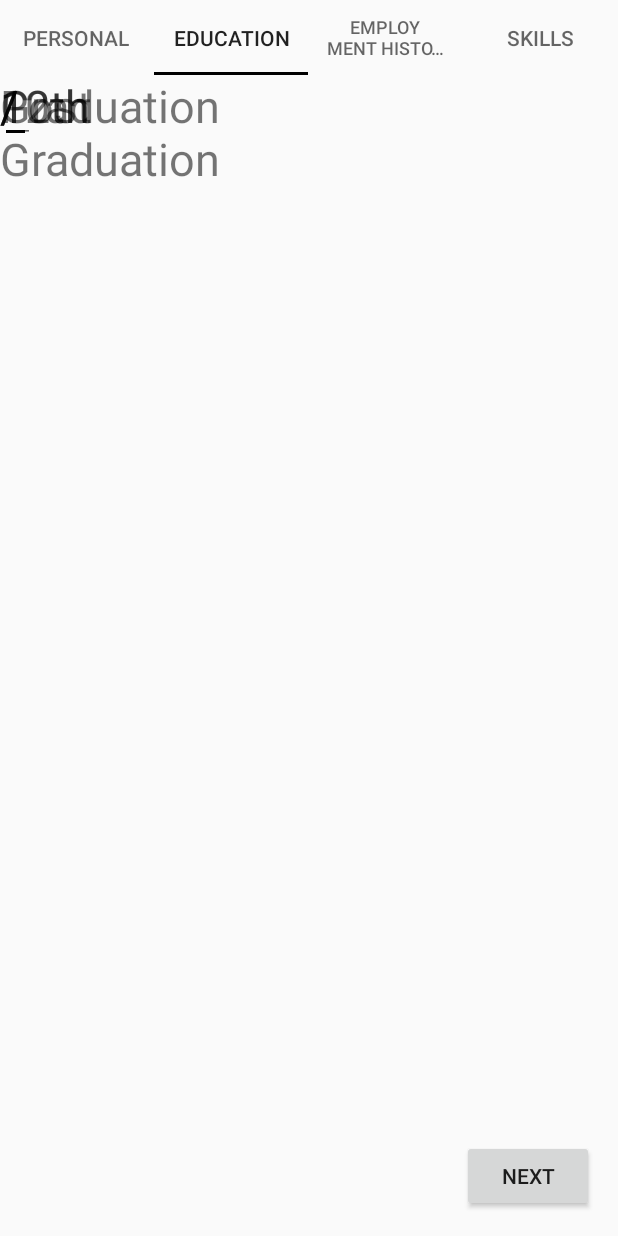
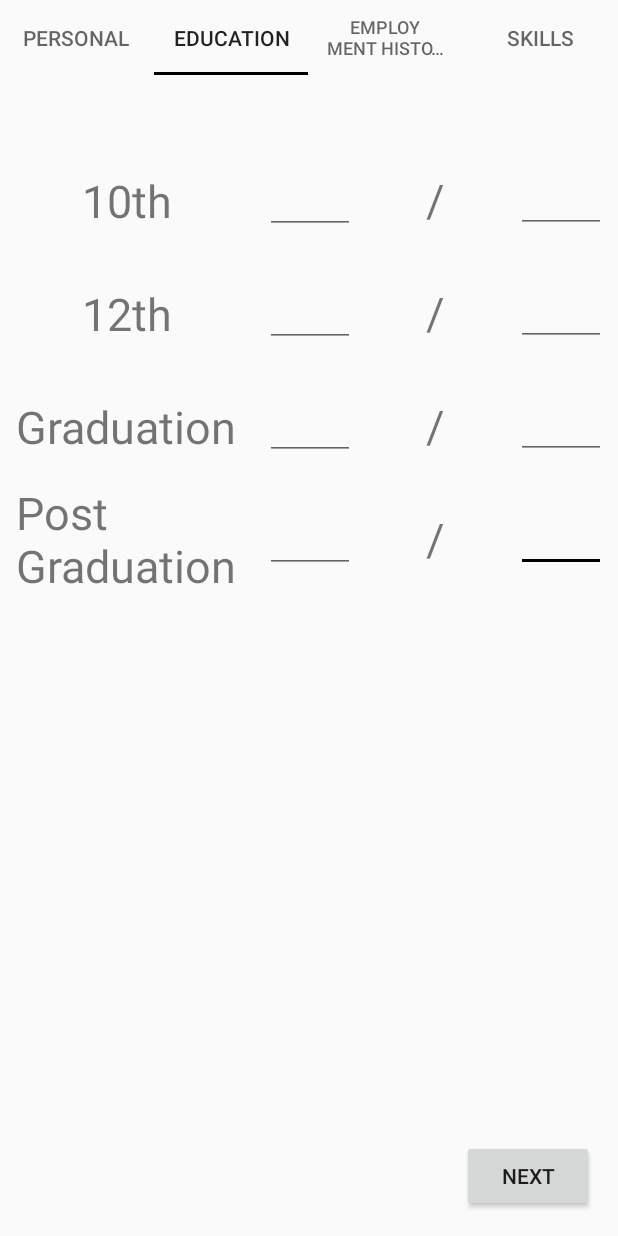
Before and after one commit to junaid-malim/resume_maker_app, an Android app: the screen it shows after launch (Adds_details), tab 2 chosen, on a phone screen of 412 x 824 dp. Run offline under Robolectric (Android 15) with nearby library versions, the phone set to English and light mode, and no system bars; 8 statements that could not run were skipped.

Commit message:
tab1 I/O- Done tab2 I/O- Done tab3 I/O- Pending tab4 I/O- Pending
to PDF - Pending

```diff
--- a/app/build.gradle
+++ b/app/build.gradle
@@ -24,6 +24,7 @@ dependencies {
     implementation 'com.android.support:support-v4:28.0.0'
     implementation 'com.android.support:design:28.0.0'
     implementation 'com.android.support.constraint:constraint-layout:1.1.3'
+    implementation 'com.google.code.gson:gson:2.8.5'
     testImplementation 'junit:junit:4.12'
     androidTestImplementation 'com.android.support.test:runner:1.0.2'
     androidTestImplementation 'com.android.support.test.espresso:espresso-core:3.0.2'
--- a/app/src/main/java/com/collegeutilapp/junaid/resume_maker/Tab1.java
+++ b/app/src/main/java/com/collegeutilapp/junaid/resume_maker/Tab1.java
@@ -1,5 +1,7 @@
 package com.collegeutilapp.junaid.resume_maker;
 
+import android.content.Context;
+import android.content.SharedPreferences;
 import android.os.Bundle;
 import android.support.annotation.NonNull;
 import android.support.v4.app.Fragment;
@@ -7,18 +9,26 @@ import android.view.LayoutInflater;
 import android.view.View;
 import android.view.ViewGroup;
 import android.widget.EditText;
+import android.widget.Toast;
+
+import java.util.Objects;
 
 public class Tab1 extends Fragment {
 
     EditText nameet,phet,addresset,mailet;
     String name,phoneno,address,mail;
     View v;
+    SharedPreferences sp;
 
     public View onCreateView(@NonNull LayoutInflater inflater, ViewGroup container, Bundle savedInstanceState) {
 
         v=inflater.inflate(R.layout.tab1, container, false);
         //Returning the layout file after inflating
         //Change R.layout.tab1 in you classes
+
+        sp= (getContext().getSharedPreferences("infosavepref", Context.MODE_PRIVATE));
+
+        final SharedPreferences.Editor editor=sp.edit();
 
         nameet=v.findViewById(R.id.nameet);
         phet=v.findViewById(R.id.phet);
@@ -32,6 +42,17 @@ public class Tab1 extends Fragment {
                 phoneno="+91"+phet.getText().toString();
                 mail=mailet.getText().toString();
                 address=addresset.getText().toString();
+
+                if(name.equals("") || phoneno.equals("") || mail.equals("+91") || address.equals("")){
+                    Toast.makeText(getContext(),"Please Enter All Details",Toast.LENGTH_LONG).show();
+                }
+
+                editor.putString("name",name);
+                editor.putString("phoneno",phoneno);
+                editor.putString("mail",mail);
+                editor.putString("address",address);
+                editor.apply();
+
             }
         });
         //TODO store in shared prefs
--- a/app/src/main/java/com/collegeutilapp/junaid/resume_maker/Tab2.java
+++ b/app/src/main/java/com/collegeutilapp/junaid/resume_maker/Tab2.java
@@ -1,19 +1,77 @@
 package com.collegeutilapp.junaid.resume_maker;
 
+import android.content.Context;
+import android.content.SharedPreferences;
 import android.os.Bundle;
 import android.support.annotation.NonNull;
 import android.support.v4.app.Fragment;
 import android.view.LayoutInflater;
 import android.view.View;
 import android.view.ViewGroup;
+import android.widget.EditText;
 
 public class Tab2 extends Fragment {
 
+    EditText grade10total,grade10scored,grade12total,grade12scored,gradtotal,gradscored,postgradtotal,postgradscored;
+    View v;
+    SharedPreferences sp;
+    float score10,total10,score12,total12,scoregrad,totalgrad,scorepost,totalpost;
+    String percent10,percent12,percentgrad,percentpostgrad;
+
     public View onCreateView(@NonNull LayoutInflater inflater, ViewGroup container, Bundle savedInstanceState) {
 
+        v=inflater.inflate(R.layout.tab2, container, false);
         //Returning the layout file after inflating
         //Change R.layout.tab1 in you classes
-        return inflater.inflate(R.layout.tab2, container, false);
+
+        sp= this.getActivity().getSharedPreferences("infosavepref", Context.MODE_PRIVATE);
+
+        final SharedPreferences.Editor editor=sp.edit();
+
+        grade10scored=v.findViewById(R.id.grade10scored);
+        grade12scored=v.findViewById(R.id.grade12scored);
+        grade10total=v.findViewById(R.id.grade10total);
+        grade12total=v.findViewById(R.id.grade12total);
+        gradscored=v.findViewById(R.id.gradscored);
+        gradtotal=v.findViewById(R.id.gradtotal);
+        postgradscored=v.findViewById(R.id.postgradscored);
+        postgradtotal=v.findViewById(R.id.postgradtotal);
+
+        editor.putString("grade10scored",grade10scored.getText().toString());
+        editor.putString("grade10total",grade10total.getText().toString());
+        editor.putString("grade12scored",grade12scored.getText().toString());
+        editor.putString("grade12total",grade12total.getText().toString());
+        editor.putString("gradscored",gradscored.getText().toString());
+        editor.putString("gradtotal",gradtotal.getText().toString());
+        editor.putString("postgradscored",postgradscored.getText().toString());
+        editor.putString("postgradtotal",postgradtotal.getText().toString());
+
+        score10=Float.parseFloat(grade10scored.getText().toString());
+        score12=Float.parseFloat(grade12scored.getText().toString());
+        total10=Float.parseFloat(grade10total.getText().toString());
+        total12=Float.parseFloat(grade12total.getText().toString());
+        scoregrad=Float.parseFloat(gradscored.getText().toString());
+        totalgrad=Float.parseFloat(gradtotal.getText().toString());
+        scorepost=Float.parseFloat(postgradscored.getText().toString());
+        totalpost=Float.parseFloat(postgradtotal.getText().toString());
+
+        percent10=String.valueOf(getpercent(score10,total10));
+        percent12=String.valueOf(getpercent(score12,total12));
+        percentgrad=String.valueOf(getpercent(scoregrad,totalgrad));
+        percentpostgrad=String.valueOf(getpercent(scorepost,totalpost));
+
+        editor.putString("percent10",percent10);
+        editor.putString("percent12",percent12);
+        editor.putString("percentgrad",percentgrad);
+        editor.putString("percentpostgrad",percentgrad);
+
+        return v;
+    }
+
+    public float getpercent(float scored,float total){
+
+        return ( scored * 100f )/ total;
+
     }
 
 }
--- a/app/src/main/java/com/collegeutilapp/junaid/resume_maker/Tab3.java
+++ b/app/src/main/java/com/collegeutilapp/junaid/resume_maker/Tab3.java
@@ -6,14 +6,48 @@ import android.support.v4.app.Fragment;
 import android.view.LayoutInflater;
 import android.view.View;
 import android.view.ViewGroup;
+import android.widget.Button;
+import android.widget.ListView;
 
-public class Tab3 extends Fragment {
+import java.util.ArrayList;
+
+public class Tab3 extends Fragment implements emphistory_dialog.DialogListener {
+
+    View v;
+    Button add_emp;
+    ListView emphistory;
+    ArrayList<ArrayList<String>> emphistory_list=new ArrayList<>(3);
+
 
     public View onCreateView(@NonNull LayoutInflater inflater, ViewGroup container, Bundle savedInstanceState) {
 
-        //Returning the layout file after inflating
-        //Change R.layout.tab1 in you classes
-        return inflater.inflate(R.layout.tab3, container, false);
+        v=inflater.inflate(R.layout.tab3, container, false);
+
+        add_emp=v.findViewById(R.id.add_emp);
+        add_emp.setOnClickListener(new View.OnClickListener() {
+            @Override
+            public void onClick(View view) {
+
+                open_dialog();
+
+            }
+        });
+
+        return v;
+    }
+
+    public void open_dialog(){
+
+        emphistory_dialog emphistoryDialog=new emphistory_dialog();
+        emphistoryDialog.show(getFragmentManager(),"Add employment details");
+
+    }
+
+    @Override
+    public void getinputdata(String compay_name, String time_period,String role_in_company){
+
+
+
     }
 
 }
--- a/app/src/main/java/com/collegeutilapp/junaid/resume_maker/Tab4.java
+++ b/app/src/main/java/com/collegeutilapp/junaid/resume_maker/Tab4.java
@@ -2,9 +2,7 @@ package com.collegeutilapp.junaid.resume_maker;
 
 import android.os.Bundle;
 import android.support.annotation.NonNull;
-import android.support.design.widget.TabLayout;
 import android.support.v4.app.Fragment;
-import android.support.v4.view.ViewPager;
 import android.view.LayoutInflater;
 import android.view.View;
 import android.view.ViewGroup;
--- a/app/src/main/res/layout/tab2.xml
+++ b/app/src/main/res/layout/tab2.xml
@@ -9,133 +9,195 @@
         android:id="@+id/textView6"
         android:layout_width="wrap_content"
         android:layout_height="wrap_content"
+        android:layout_marginStart="8dp"
+        android:layout_marginEnd="8dp"
         android:text="10th"
         android:textSize="30dp"
-        tools:layout_editor_absoluteX="0dp"
-        tools:layout_editor_absoluteY="65dp" />
+        app:layout_constraintBottom_toBottomOf="@+id/grade10scored"
+        app:layout_constraintEnd_toStartOf="@+id/guideline2"
+        app:layout_constraintStart_toStartOf="parent"
+        app:layout_constraintTop_toTopOf="@+id/grade10scored" />
 
     <TextView
         android:id="@+id/textView7"
         android:layout_width="wrap_content"
         android:layout_height="wrap_content"
+        android:layout_marginStart="8dp"
+        android:layout_marginEnd="8dp"
         android:text="12th"
         android:textSize="30dp"
-        tools:layout_editor_absoluteX="0dp"
-        tools:layout_editor_absoluteY="118dp" />
+        app:layout_constraintBottom_toBottomOf="@+id/grade12scored"
+        app:layout_constraintEnd_toStartOf="@+id/guideline2"
+        app:layout_constraintStart_toStartOf="parent"
+        app:layout_constraintTop_toTopOf="@+id/grade12scored" />
 
     <TextView
         android:id="@+id/textView8"
         android:layout_width="wrap_content"
         android:layout_height="wrap_content"
+        android:layout_marginStart="8dp"
+        android:layout_marginEnd="8dp"
         android:text="Graduation"
         android:textSize="30dp"
-        tools:layout_editor_absoluteY="209dp" />
+        app:layout_constraintBottom_toBottomOf="@+id/gradscored"
+        app:layout_constraintEnd_toStartOf="@+id/guideline2"
+        app:layout_constraintStart_toStartOf="parent"
+        app:layout_constraintTop_toTopOf="@+id/gradscored" />
 
     <TextView
         android:id="@+id/textView9"
         android:layout_width="wrap_content"
         android:layout_height="wrap_content"
+        android:layout_marginStart="8dp"
+        android:layout_marginEnd="8dp"
         android:text="Post \nGraduation"
         android:textSize="30dp"
-        tools:layout_editor_absoluteY="361dp" />
+        app:layout_constraintBottom_toBottomOf="@+id/postgradscored"
+        app:layout_constraintEnd_toStartOf="@+id/guideline2"
+        app:layout_constraintStart_toStartOf="parent"
+        app:layout_constraintTop_toTopOf="@+id/postgradscored" />
 
     <EditText
+        android:id="@+id/postgradtotal"
         android:layout_width="wrap_content"
         android:layout_height="wrap_content"
-        tools:layout_editor_absoluteX="311dp"
-        tools:layout_editor_absoluteY="325dp" />
+        android:layout_marginTop="30dp"
+        android:layout_marginEnd="8dp"
+        android:minWidth="60dp"
+        app:layout_constraintEnd_toEndOf="parent"
+        app:layout_constraintTop_toBottomOf="@+id/gradtotal" />
 
     <EditText
-        android:id="@+id/editText10"
+        android:id="@+id/gradtotal"
         android:layout_width="wrap_content"
         android:layout_height="wrap_content"
-        tools:layout_editor_absoluteX="304dp"
-        tools:layout_editor_absoluteY="267dp" />
+        android:layout_marginTop="30dp"
+        android:layout_marginEnd="8dp"
+        android:minWidth="60dp"
+        app:layout_constraintEnd_toEndOf="parent"
+        app:layout_constraintTop_toBottomOf="@+id/grade12total" />
 
     <EditText
-        android:id="@+id/editText9"
+        android:id="@+id/grade12total"
         android:layout_width="wrap_content"
         android:layout_height="wrap_content"
-        tools:layout_editor_absoluteX="298dp"
-        tools:layout_editor_absoluteY="118dp" />
+        android:layout_marginTop="30dp"
+        android:layout_marginEnd="8dp"
+        android:minWidth="60dp"
+        app:layout_constraintEnd_toEndOf="parent"
+        app:layout_constraintTop_toBottomOf="@+id/grade10total" />
 
     <EditText
-        android:id="@+id/editText8"
+        android:id="@+id/grade10total"
         android:layout_width="wrap_content"
         android:layout_height="wrap_content"
-        tools:layout_editor_absoluteX="298dp"
-        tools:layout_editor_absoluteY="65dp" />
+        android:layout_marginTop="60dp"
+        android:layout_marginEnd="8dp"
+        android:minWidth="60dp"
+        app:layout_constraintEnd_toEndOf="parent"
+        app:layout_constraintTop_toTopOf="parent" />
 
     <EditText
-        android:id="@+id/editText7"
-        android:layout_width="23dp"
+        android:id="@+id/postgradscored"
+        android:layout_width="wrap_content"
         android:layout_height="wrap_content"
-        tools:layout_editor_absoluteX="173dp"
-        tools:layout_editor_absoluteY="281dp" />
+        android:layout_marginStart="8dp"
+        android:minWidth="60dp"
+        app:layout_constraintBottom_toBottomOf="@+id/textView14"
+        app:layout_constraintStart_toStartOf="@+id/guideline2"
+        app:layout_constraintTop_toTopOf="@+id/textView14" />
 
     <EditText
-        android:id="@+id/editText6"
+        android:id="@+id/gradscored"
         android:layout_width="wrap_content"
         android:layout_height="wrap_content"
-        tools:layout_editor_absoluteX="165dp"
-        tools:layout_editor_absoluteY="219dp" />
+        android:layout_marginStart="8dp"
+        android:minWidth="60dp"
+        app:layout_constraintBottom_toBottomOf="@+id/textView13"
+        app:layout_constraintStart_toStartOf="@+id/guideline2"
+        app:layout_constraintTop_toTopOf="@+id/textView13" />
 
     <EditText
-        android:id="@+id/editText4"
+        android:id="@+id/grade12scored"
         android:layout_width="wrap_content"
         android:layout_height="wrap_content"
-        tools:layout_editor_absoluteX="165dp"
-        tools:layout_editor_absoluteY="118dp" />
+        android:layout_marginStart="8dp"
+        android:minWidth="60dp"
+        app:layout_constraintBottom_toBottomOf="@+id/textView12"
+        app:layout_constraintStart_toStartOf="@+id/guideline2"
+        app:layout_constraintTop_toTopOf="@+id/textView12" />
 
     <EditText
-        android:id="@+id/editText3"
+        android:id="@+id/grade10scored"
         android:layout_width="wrap_content"
         android:layout_height="wrap_content"
-        tools:layout_editor_absoluteX="165dp"
-        tools:layout_editor_absoluteY="65dp" />
+        android:layout_marginStart="8dp"
+        android:minWidth="60dp"
+        app:layout_constraintBottom_toBottomOf="@+id/textView11"
+        app:layout_constraintStart_toStartOf="@+id/guideline2"
+        app:layout_constraintTop_toTopOf="@+id/textView11" >
+
+        <requestFocus/>
+    </EditText>
 
     <TextView
         android:id="@+id/textView14"
         android:layout_width="wrap_content"
         android:layout_height="wrap_content"
+        android:layout_marginStart="8dp"
+        android:layout_marginEnd="8dp"
         android:text="/"
         android:textSize="30dp"
-        tools:layout_editor_absoluteX="204dp"
-        tools:layout_editor_absoluteY="322dp" />
+        app:layout_constraintBottom_toBottomOf="@+id/postgradtotal"
+        app:layout_constraintEnd_toStartOf="@+id/postgradtotal"
+        app:layout_constraintStart_toEndOf="@+id/postgradscored"
+        app:layout_constraintTop_toTopOf="@+id/postgradtotal" />
 
     <TextView
         android:id="@+id/textView13"
         android:layout_width="wrap_content"
         android:layout_height="wrap_content"
+        android:layout_marginStart="8dp"
+        android:layout_marginEnd="8dp"
         android:text="/"
         android:textSize="30dp"
-        tools:layout_editor_absoluteX="189dp"
-        tools:layout_editor_absoluteY="270dp" />
+        app:layout_constraintBottom_toBottomOf="@+id/gradtotal"
+        app:layout_constraintEnd_toStartOf="@+id/gradtotal"
+        app:layout_constraintStart_toEndOf="@+id/gradscored"
+        app:layout_constraintTop_toTopOf="@+id/gradtotal" />
 
     <TextView
         android:id="@+id/textView12"
         android:layout_width="wrap_content"
         android:layout_height="wrap_content"
+        android:layout_marginStart="8dp"
+        android:layout_marginEnd="8dp"
         android:text="/"
         android:textSize="30dp"
-        tools:layout_editor_absoluteX="193dp"
-        tools:layout_editor_absoluteY="113dp" />
+        app:layout_constraintBottom_toBottomOf="@+id/grade12total"
+        app:layout_constraintEnd_toStartOf="@+id/grade12total"
+        app:layout_constraintStart_toEndOf="@+id/grade12scored"
+        app:layout_constraintTop_toTopOf="@+id/grade12total" />
 
     <TextView
         android:id="@+id/textView11"
         android:layout_width="wrap_content"
         android:layout_height="wrap_content"
+        android:layout_marginStart="8dp"
+        android:layout_marginEnd="8dp"
         android:text="/"
         android:textSize="30dp"
-        tools:layout_editor_absoluteX="193dp"
-        tools:layout_editor_absoluteY="65dp" />
+        app:layout_constraintBottom_toBottomOf="@+id/grade10total"
+        app:layout_constraintEnd_toStartOf="@+id/grade10total"
+        app:layout_constraintStart_toEndOf="@+id/grade10scored"
+        app:layout_constraintTop_toTopOf="@+id/grade10total" />
 
     <android.support.constraint.Guideline
         android:id="@+id/guideline2"
         android:layout_width="wrap_content"
         android:layout_height="wrap_content"
         android:orientation="vertical"
-        app:layout_constraintGuide_begin="157dp" />
+        app:layout_constraintGuide_begin="169dp" />
 
     <Button
         android:id="@+id/button2"
--- a/app/src/main/res/layout/tab3.xml
+++ b/app/src/main/res/layout/tab3.xml
@@ -14,7 +14,7 @@
         app:layout_constraintStart_toStartOf="parent"
         app:layout_constraintTop_toTopOf="parent" />
 
-    <android.support.v7.widget.AppCompatButton
+    <Button
         android:id="@+id/add_emp"
         android:layout_width="287dp"
         android:layout_height="wrap_content"
@@ -35,4 +35,5 @@
         android:text="Next"
         app:layout_constraintBottom_toBottomOf="parent"
         app:layout_constraintEnd_toEndOf="parent" />
+
 </android.support.constraint.ConstraintLayout>
--- a/build.gradle
+++ b/build.gradle
@@ -7,7 +7,7 @@ buildscript {
 
     }
     dependencies {
-        classpath 'com.android.tools.build:gradle:3.3.1'
+        classpath 'com.android.tools.build:gradle:3.3.2'
 
         // NOTE: Do not place your application dependencies here; they belong
         // in the individual module build.gradle files
```
Also changed, not shown: app/src/main/java/com/collegeutilapp/junaid/resume_maker/Model.java (+50 -54 lines), app/src/main/java/com/collegeutilapp/junaid/resume_maker/emphistory_dialog.java (added, +71 -0 lines), app/src/main/java/com/collegeutilapp/junaid/resume_maker/emphistory_model.java (added, +32 -0 lines), app/src/main/res/layout/emphistory_input.xml (added, +27 -0 lines), app/src/main/res/layout/tab1.xml (+35 -51 lines).
